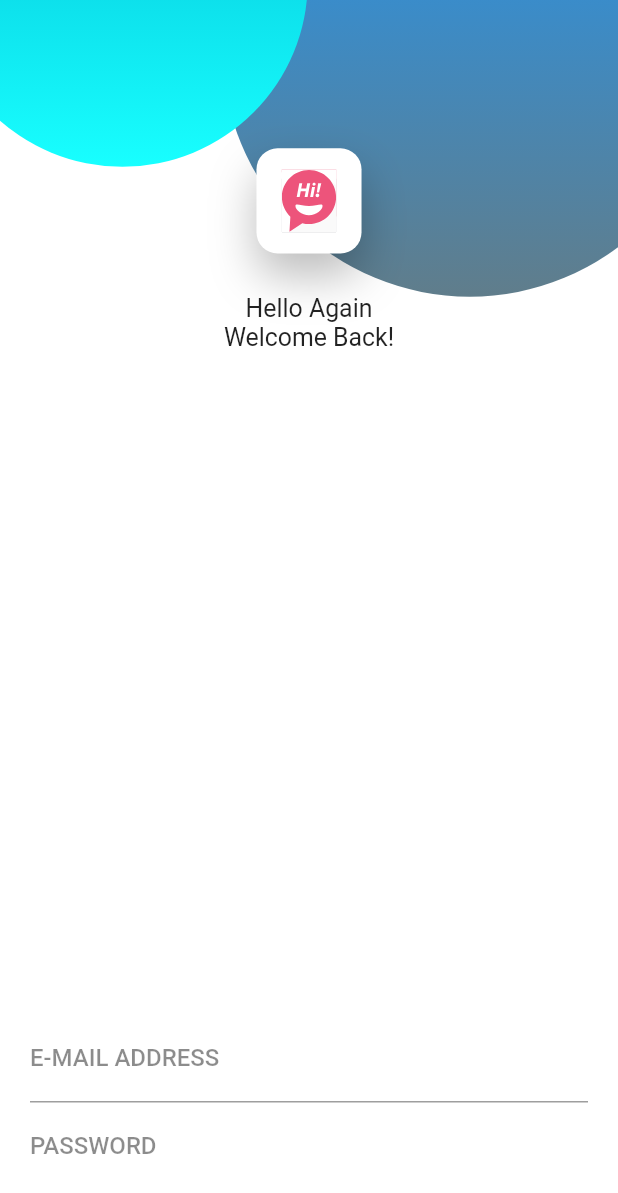
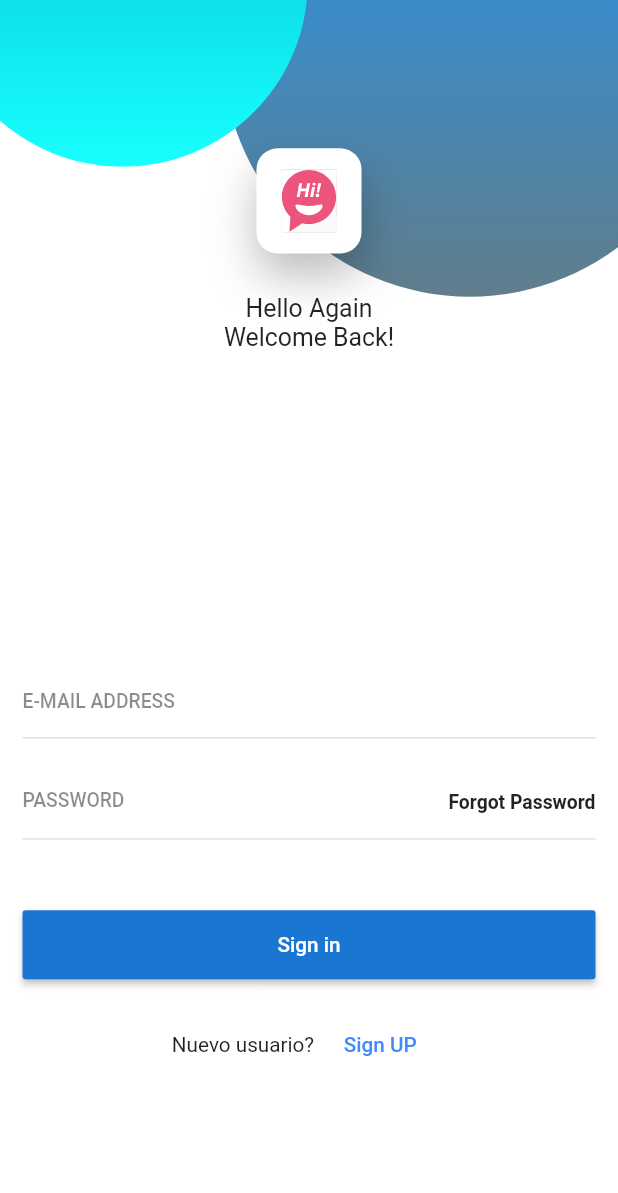
Before and after one commit to yereenii/TSPA21_ERYDSoft, a Flutter app: the screen it shows after launch, on a phone screen of 412 x 824 dp. Shown: the top 1193 px of the screen. Run offline on Flutter 3.47's test engine with Material 2 defaults, Android fonts, the phone set to English and light mode, and no system bars; our stand-ins replace flutter_svg.

Commit message:
Login Sin dieseno

```diff
--- a/lib/utils/responsive.dart
+++ b/lib/utils/responsive.dart
@@ -5,6 +5,7 @@ class Responsive {
   late double _width;
   late double _height;
   late double _diagonal;
+  late bool _isTablet;
 
   Responsive(BuildContext context) {
     final Size size = MediaQuery.of(context).size;
@@ -12,11 +13,13 @@ class Responsive {
     this._height = size.height;
     this._diagonal = math.sqrt(math.pow(_width, 2) + math.pow(_height, 2));
     //c2 + a2 + b2 = c
+    this._isTablet = size.shortestSide >= 600; //retorna el valor mas pequeno.
   }
 
   double get width => _width;
   double get height => _height;
   double get diagonal => _diagonal;
+  bool get isTablet => _isTablet;
 
   //returna una nueva instancia de la clase
   static Responsive of(BuildContext context) => Responsive(context);
--- a/lib/widgets/Input_text.dart
+++ b/lib/widgets/Input_text.dart
@@ -5,6 +5,7 @@ class InputText extends StatelessWidget {
   final TextInputType keyboardType;
   final bool obscureText;
   final bool borderEnabled; //esconde el border
+  final double fontSize;
 
   const InputText({
     Key? key,
@@ -12,6 +13,7 @@ class InputText extends StatelessWidget {
     this.keyboardType = TextInputType.text,
     this.obscureText = false,
     this.borderEnabled = true,
+    this.fontSize = 15,
   }) : super(key: key);
 
   @override
@@ -19,10 +21,20 @@ class InputText extends StatelessWidget {
     return TextFormField(
       keyboardType: this.keyboardType, //tipo de teclado
       obscureText: this.obscureText,
+      style: TextStyle(
+        fontSize: this.fontSize,
+      ),
       decoration: InputDecoration(
-        border: this.borderEnabled ? null : InputBorder.none,
+        labelText: this.label,
+        enabledBorder: this.borderEnabled
+            ? UnderlineInputBorder(
+                borderSide: BorderSide(
+                  color: Colors.black12,
+                ),
+              )
+            : InputBorder.none,
         //suffix: Text("Forgot Password"), //solo cuando el elemento tiene el foco de atencion
-        labelText: this.label,
+        contentPadding: EdgeInsets.symmetric(vertical: 7),
         labelStyle: TextStyle(
           color: Colors.black45,
           fontWeight: FontWeight.w500,
--- a/lib/widgets/login_form.dart
+++ b/lib/widgets/login_form.dart
@@ -1,3 +1,5 @@
+import 'package:diabits/utils/responsive.dart';
+import 'package:flutter/cupertino.dart';
 import 'package:flutter/material.dart';
 import 'Input_text.dart';
 
@@ -11,32 +13,93 @@ class LoginForm extends StatefulWidget {
 class _LoginFormState extends State<LoginForm> {
   @override
   Widget build(BuildContext context) {
+    final Responsive responsive = Responsive.of(context);
     return Positioned(
       bottom: 30,
-      left: 20,
-      right: 20,
+      child: Container(
+        constraints: BoxConstraints(
+          //ancho del dispositivo si es tablet 430 si no ancho-30
+          maxWidth: responsive.isTablet ? 430 : responsive.width - 30,
+        ),
         child: Column(
           children: <Widget>[
             InputText(
               keyboardType: TextInputType.emailAddress,
+              fontSize: responsive.dp(responsive.isTablet ? 1.7 : 1.4),
               label: 'E-MAIL ADDRESS',
             ),
+            SizedBox(height: responsive.dp(2)),
             Container(
+              decoration: BoxDecoration(
+                border: Border(
+                  bottom: BorderSide(
+                    color: Colors.black12,
+                  ),
+                ),
+              ),
               child: Row(
                 children: <Widget>[
                   Expanded(
                     child: InputText(
                       obscureText: true,
                       borderEnabled: false,
+                      fontSize: responsive.dp(responsive.isTablet ? 1.7 : 1.4),
                       label: 'PASSWORD',
                     ),
                   ),
-
-              ],
+                  MaterialButton(
+                    padding: EdgeInsets.symmetric(vertical: 10),
+                    onPressed: () {},
+                    child: Text(
+                      'Forgot Password',
+                      style: TextStyle(
+                        fontWeight: FontWeight.bold,
+                        fontSize:
+                            responsive.dp(responsive.isTablet ? 1.7 : 1.4),
+                      ),
                     ),
                   ),
                 ],
               ),
+            ),
+            SizedBox(height: responsive.dp(5)),
+            SizedBox(
+              width: double.infinity,
+              child: MaterialButton(
+                padding: EdgeInsets.symmetric(vertical: 15),
+                child: Text(
+                  'Sign in',
+                  style: TextStyle(
+                    color: Colors.white,
+                    fontSize: responsive.dp(1.5),
+                  ),
+                ),
+                onPressed: () {},
+                color: Colors.blue[700],
+              ),
+            ),
+            SizedBox(height: responsive.dp(2)),
+            Row(
+              mainAxisAlignment: MainAxisAlignment.center,
+              children: <Widget>[
+                Text(
+                  'Nuevo usuario?',
+                  style: TextStyle(fontSize: responsive.dp(1.5)),
+                ),
+                MaterialButton(
+                  onPressed: () {},
+                  child: Text(
+                    'Sign UP',
+                    style: TextStyle(
+                        color: Colors.blueAccent, fontSize: responsive.dp(1.5)),
+                  ),
+                ),
+              ],
+            ),
+            SizedBox(height: responsive.dp(8)),
+          ],
+        ),
+      ),
     );
   }
 }
```
Lines whose indentation alone changed are shown as unchanged.
